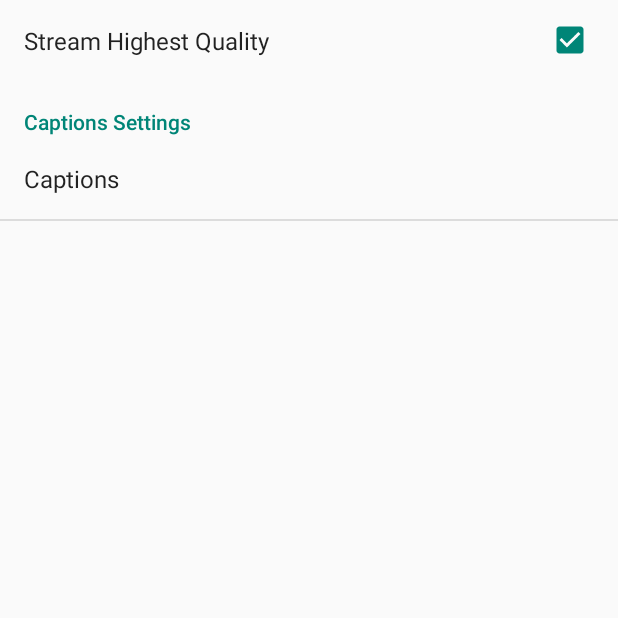
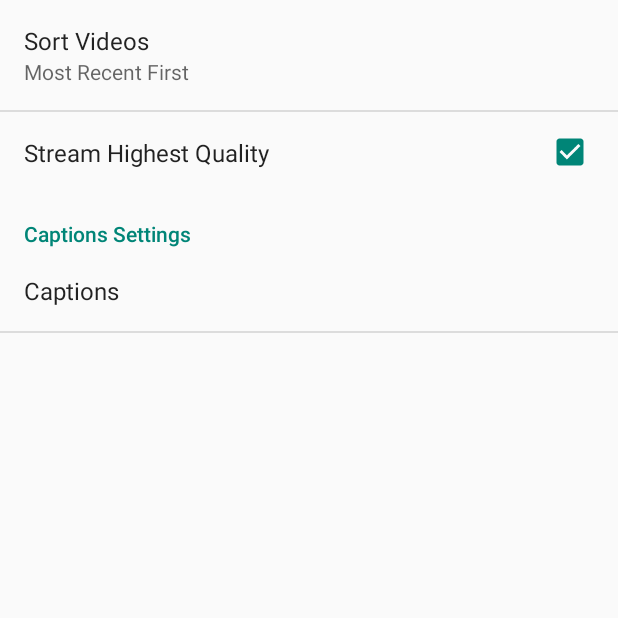
Before and after one commit to hudren/video-android, an Android app: the screen it shows after launch (SettingsActivity), in the options menu, after a tap on "Settings", on a phone screen of 412 x 824 dp, the top half of it. Run offline under Robolectric (Android 15) with nearby library versions, the phone set to English and light mode, and no system bars; libraries missing offline, so code that uses them is left out: com.google.sample.castcompanionlibrary; 5 statements that could not run were skipped.

Commit message:
Added setting to sort video list

```diff
--- a/app/src/main/java/com/hudren/homevideo/SettingsActivity.java
+++ b/app/src/main/java/com/hudren/homevideo/SettingsActivity.java
@@ -1,6 +1,8 @@
 package com.hudren.homevideo;
 
 import android.os.Bundle;
+import android.preference.ListPreference;
+import android.preference.Preference;
 import android.preference.PreferenceActivity;
 import android.preference.PreferenceFragment;
 
@@ -16,6 +18,39 @@ public class SettingsActivity extends PreferenceActivity
                 .commit();
     }
 
+    private static void showListValue( PreferenceFragment fragment, final String preferenceName )
+    {
+        final ListPreference list = (ListPreference) fragment.findPreference( preferenceName );
+
+        if ( list != null )
+        {
+            // Set initial value
+            list.setSummary( list.getEntry() );
+
+            // Register listener for value changes
+            list.setOnPreferenceChangeListener( new Preference.OnPreferenceChangeListener()
+            {
+
+                @Override
+                public boolean onPreferenceChange( Preference preference, Object newValue )
+                {
+                    if ( preference instanceof ListPreference )
+                    {
+                        ListPreference list = (ListPreference) preference;
+                        CharSequence entry = list.getEntries()[list.findIndexOfValue( newValue.toString() )];
+
+                        list.setSummary( entry );
+                    }
+                    else
+                        preference.setSummary( newValue.toString() );
+
+                    return true;
+                }
+
+            } );
+        }
+    }
+
     public static class SettingsFragment extends PreferenceFragment
     {
         @Override
@@ -23,6 +58,8 @@ public class SettingsActivity extends PreferenceActivity
         {
             super.onCreate( savedInstanceState );
             addPreferencesFromResource( R.xml.preferences );
+
+            showListValue( this, "sort_videos" );
         }
     }
 }
--- a/app/src/main/java/com/hudren/homevideo/VideoAdapter.java
+++ b/app/src/main/java/com/hudren/homevideo/VideoAdapter.java
@@ -28,6 +28,13 @@ public class VideoAdapter extends BaseAdapter
     private boolean more;
     private String userLanguage;
 
+    enum SortOrder
+    {
+        MOST_RECENT, ALPHABETICAL;
+    }
+
+    private SortOrder order = SortOrder.MOST_RECENT;
+
     private List< Video > videos = new ArrayList< Video >();
 
     public VideoAdapter( Context context )
@@ -51,7 +58,36 @@ public class VideoAdapter extends BaseAdapter
      */
     public void setVideos( List< Video > videos )
     {
-        // TODO: add sorting to UI
+        this.videos = videos;
+
+        sortVideos();
+
+        notifyDataSetChanged();
+    }
+
+    public void setSortOrder( SortOrder order )
+    {
+        this.order = order;
+
+        sortVideos();
+    }
+
+    private void sortVideos()
+    {
+        if ( order == SortOrder.ALPHABETICAL )
+        {
+            Collections.sort( videos, new Comparator< Video >()
+            {
+                @Override
+                public int compare( Video lhs, Video rhs )
+                {
+                    return lhs.getTitle().compareTo( rhs.getTitle() );
+                }
+
+            } );
+        }
+        else
+        {
             Collections.sort( videos, Collections.reverseOrder( new Comparator< Video >()
             {
                 @Override
@@ -61,10 +97,7 @@ public class VideoAdapter extends BaseAdapter
                 }
 
             } ) );
-
-        this.videos = videos;
-
-        notifyDataSetChanged();
+        }
     }
 
     @Override
--- a/app/src/main/java/com/hudren/homevideo/VideoFragment.java
+++ b/app/src/main/java/com/hudren/homevideo/VideoFragment.java
@@ -1,9 +1,11 @@
 package com.hudren.homevideo;
 
 import android.app.ListFragment;
+import android.content.SharedPreferences;
 import android.os.Bundle;
 import android.os.Environment;
 import android.os.StatFs;
+import android.preference.PreferenceManager;
 import android.util.SparseBooleanArray;
 import android.view.ActionMode;
 import android.view.LayoutInflater;
@@ -39,6 +41,8 @@ public class VideoFragment extends ListFragment
         adapter = new VideoAdapter( getActivity() );
         setListAdapter( adapter );
 
+        sortVideos();
+
         return rootView;
     }
 
@@ -60,6 +64,17 @@ public class VideoFragment extends ListFragment
     public void setVideos( List< Video > videos )
     {
         adapter.setVideos( videos );
+    }
+
+    /**
+     * Sorts the videos according to the user preference.
+     */
+    public void sortVideos()
+    {
+        SharedPreferences prefs = PreferenceManager.getDefaultSharedPreferences( getActivity() );
+        String order = prefs.getString( "sort_videos", "MOST_RECENT" );
+
+        adapter.setSortOrder( VideoAdapter.SortOrder.valueOf( order ) );
     }
 
     /**
--- a/app/src/main/java/com/hudren/homevideo/server/VideoServer.java
+++ b/app/src/main/java/com/hudren/homevideo/server/VideoServer.java
@@ -62,7 +62,7 @@ public class VideoServer
         prefs.putString( "SERVER_NAME", name );
         prefs.putString( "SERVER_URL", url );
 
-        prefs.commit();
+        prefs.apply();
     }
 
     /**
--- /dev/null
+++ b/app/src/main/res/values/arrays.xml
@@ -0,0 +1,12 @@
+<?xml version="1.0" encoding="utf-8"?>
+<resources>
+    <string-array name="pref_sort_videos">
+        <item>@string/sort_most_recent</item>
+        <item>@string/sort_alphabetic</item>
+    </string-array>
+
+    <string-array name="pref_sort_videos_values">
+        <item>MOST_RECENT</item>
+        <item>ALPHABETICAL</item>
+    </string-array>
+</resources>
--- a/app/src/main/res/values/strings.xml
+++ b/app/src/main/res/values/strings.xml
@@ -38,5 +38,8 @@
     <string name="pref_stream_highest">Stream Highest Quality</string>
     <string name="captions_settings">Captions Settings</string>
     <string name="captions">Captions</string>
+    <string name="pref_sort_videos">Sort Videos</string>
+    <string name="sort_most_recent">Most Recent First</string>
+    <string name="sort_alphabetic">Alphabetically</string>
 
 </resources>
--- a/app/src/main/res/xml-v19/preferences.xml
+++ b/app/src/main/res/xml-v19/preferences.xml
@@ -1,9 +1,17 @@
 <?xml version="1.0" encoding="utf-8"?>
 <PreferenceScreen xmlns:android="http://schemas.android.com/apk/res/android">
 
+    <ListPreference
+        android:defaultValue="MOST_RECENT"
+        android:entries="@array/pref_sort_videos"
+        android:entryValues="@array/pref_sort_videos_values"
+        android:key="sort_videos"
+        android:title="@string/pref_sort_videos">
+    </ListPreference>
+
     <CheckBoxPreference
         android:defaultValue="true"
-        android:key="STREAM_HIGHEST_QUALITY"
+        android:key="stream_highest_quality"
         android:title="@string/pref_stream_highest">
     </CheckBoxPreference>
 
--- a/app/src/main/res/xml/preferences.xml
+++ b/app/src/main/res/xml/preferences.xml
@@ -1,9 +1,17 @@
 <?xml version="1.0" encoding="utf-8"?>
 <PreferenceScreen xmlns:android="http://schemas.android.com/apk/res/android">
 
+    <ListPreference
+        android:defaultValue="MOST_RECENT"
+        android:entries="@array/pref_sort_videos"
+        android:entryValues="@array/pref_sort_videos_values"
+        android:key="sort_videos"
+        android:title="@string/pref_sort_videos">
+    </ListPreference>
+
     <CheckBoxPreference
         android:defaultValue="true"
-        android:key="STREAM_HIGHEST_QUALITY"
+        android:key="stream_highest_quality"
         android:title="@string/pref_stream_highest">
     </CheckBoxPreference>
 
```
Also changed, not shown: app/src/main/java/com/hudren/homevideo/HomeActivity.java (+13 -5 lines), 2 other files. Lines whose indentation alone changed are shown as unchanged.
